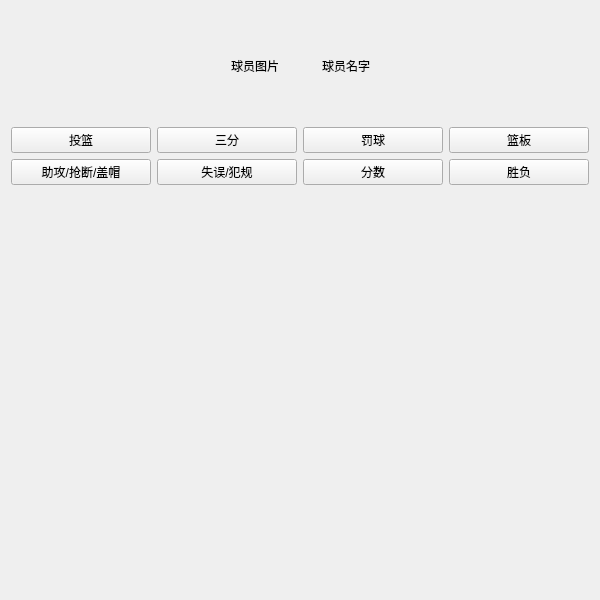
First picture: the form in view/pagePlayer.ui, repository lincandong/Basketball_Data_Visualization, before the edit.
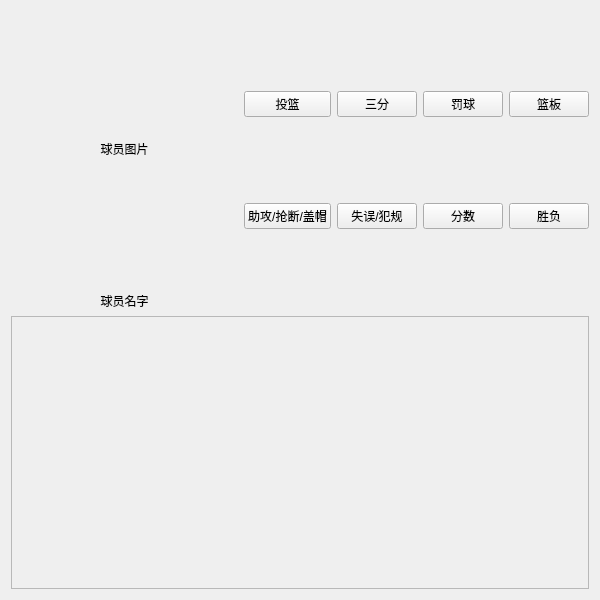
Second picture: the form after the edit.

Patch:
```diff
--- a/view/pagePlayer.ui
+++ b/view/pagePlayer.ui
@@ -13,33 +13,25 @@
   <property name="windowTitle">
    <string>Form</string>
   </property>
-  <layout class="QVBoxLayout" name="verticalLayout" stretch="1,1,10">
+  <layout class="QVBoxLayout" name="verticalLayout" stretch="1,0">
    <item>
     <layout class="QHBoxLayout" name="horizontalLayout">
      <item>
-      <spacer name="horizontalSpacer_2">
-       <property name="orientation">
-        <enum>Qt::Horizontal</enum>
-       </property>
-       <property name="sizeHint" stdset="0">
-        <size>
-         <width>40</width>
-         <height>20</height>
-        </size>
-       </property>
-      </spacer>
-     </item>
+      <layout class="QVBoxLayout" name="verticalLayout_10">
      <item>
       <widget class="QLabel" name="labelPlayerPix">
        <property name="minimumSize">
         <size>
-         <width>85</width>
-         <height>110</height>
+           <width>220</width>
+           <height>275</height>
         </size>
        </property>
        <property name="text">
         <string>球员图片</string>
        </property>
+         <property name="alignment">
+          <set>Qt::AlignCenter</set>
+         </property>
       </widget>
      </item>
      <item>
@@ -47,21 +39,11 @@
        <property name="text">
         <string>球员名字</string>
        </property>
-      </widget>
-     </item>
-     <item>
-      <spacer name="horizontalSpacer">
-       <property name="orientation">
-        <enum>Qt::Horizontal</enum>
-       </property>
-       <property name="sizeHint" stdset="0">
-        <size>
-         <width>40</width>
-         <height>20</height>
-        </size>
-       </property>
-      </spacer>
-     </item>
+         <property name="alignment">
+          <set>Qt::AlignCenter</set>
+         </property>
+        </widget>
+       </item>
     </layout>
    </item>
    <item>
@@ -124,6 +106,23 @@
      </item>
     </layout>
    </item>
+    </layout>
+   </item>
+   <item>
+    <widget class="QScrollArea" name="scrollArea">
+     <property name="widgetResizable">
+      <bool>true</bool>
+     </property>
+     <widget class="QWidget" name="scrollAreaWidgetContents">
+      <property name="geometry">
+       <rect>
+        <x>0</x>
+        <y>0</y>
+        <width>580</width>
+        <height>69</height>
+       </rect>
+      </property>
+      <layout class="QVBoxLayout" name="verticalLayout_11">
    <item>
     <widget class="QStackedWidget" name="stackedWidget">
      <widget class="QWidget" name="pageShoot">
@@ -179,6 +178,10 @@
       <layout class="QVBoxLayout" name="verticalLayout_9">
        <item>
         <layout class="QGridLayout" name="layoutVictory"/>
+           </item>
+          </layout>
+         </widget>
+        </widget>
        </item>
       </layout>
      </widget>
```
Lines whose indentation alone changed are shown as unchanged.
